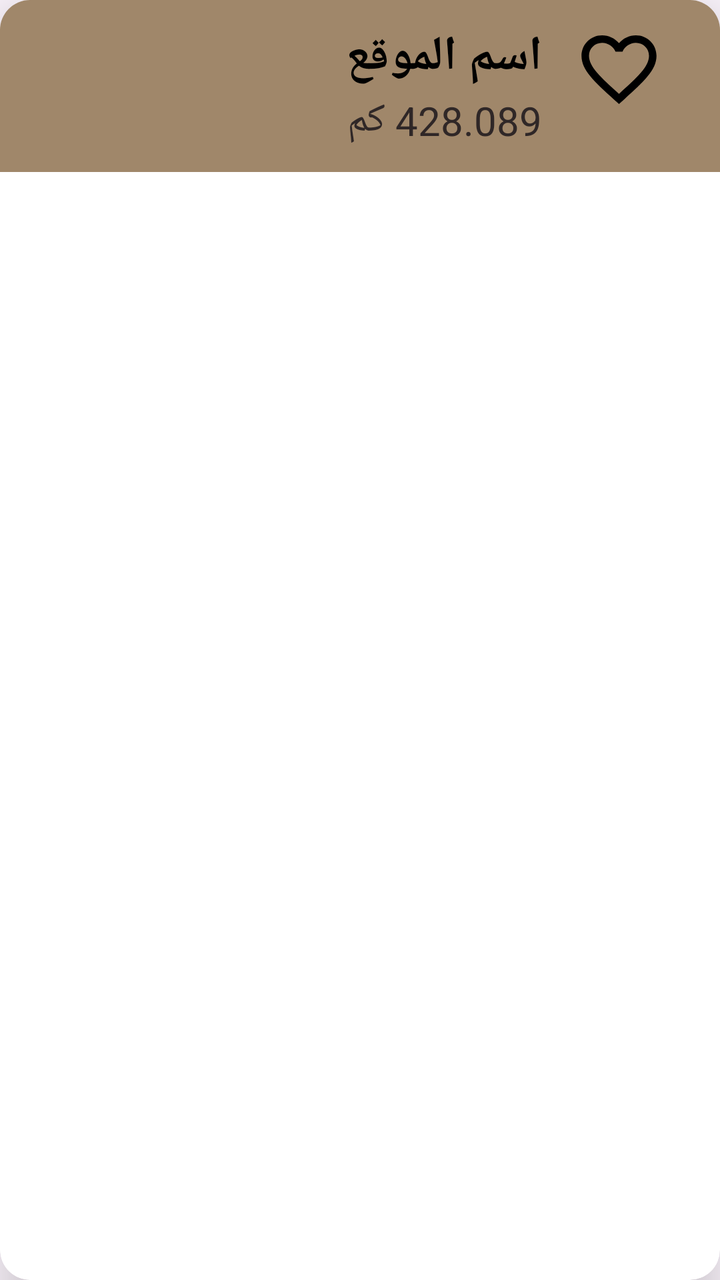
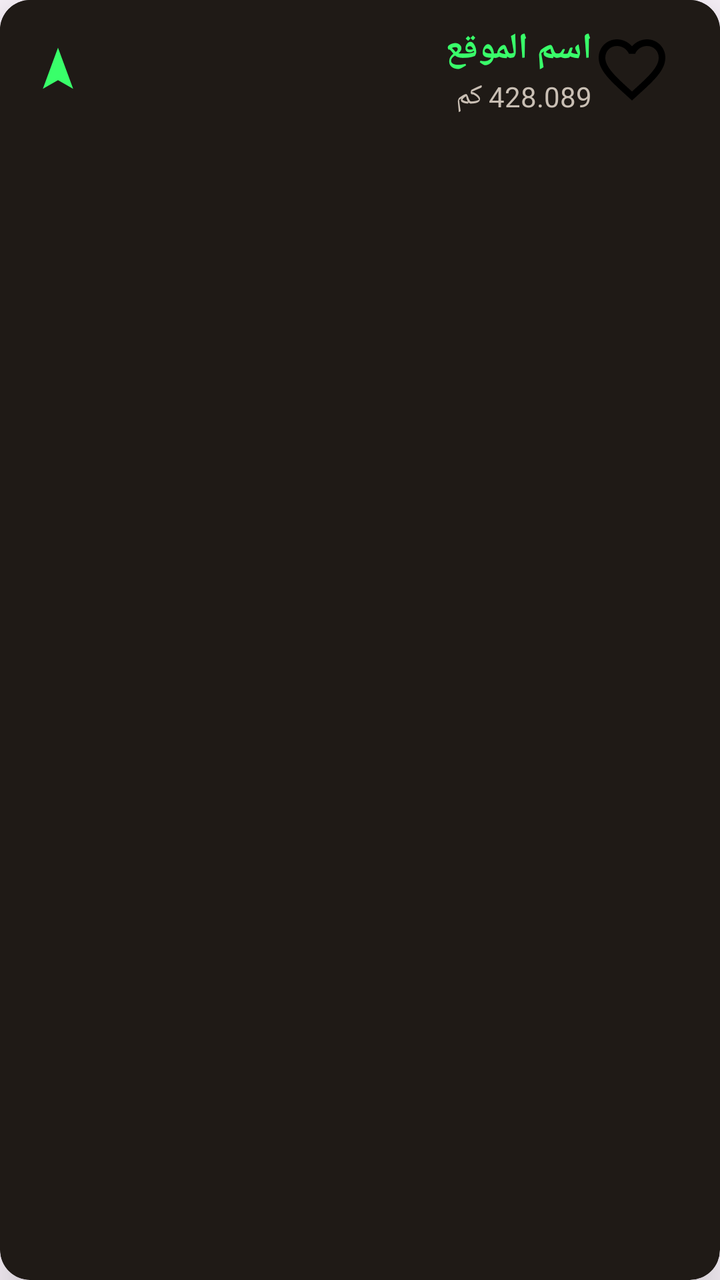

Screens rendered from an Android XML layout before and after an edit, with the pre-edit source and the edit as a unified diff.
<!-- AndroidManifest.xml: application theme Theme.CompassApp -->
<!-- res/layout/item_location.xml -->
<?xml version="1.0" encoding="utf-8"?>

<androidx.cardview.widget.CardView
    xmlns:android="http://schemas.android.com/apk/res/android"

    xmlns:card_view="http://schemas.android.com/apk/res-auto"
    android:layout_width="match_parent"
    android:layout_height="wrap_content"
    xmlns:app="http://schemas.android.com/tools"
    android:layout_margin="8dp"
    card_view:cardCornerRadius="15dp"
    card_view:cardElevation="16dp"
    app:ignore="NamespaceTypo">

    <LinearLayout
        android:layout_width="match_parent"
        android:layout_height="wrap_content"
        android:layoutDirection="rtl"
        android:orientation="horizontal"
        android:background="#A0876A"
        android:padding="12dp">

        
        <ImageView
            android:id="@+id/favoriteIcon"
            android:layout_width="45dp"
            android:layout_height="45dp"
            android:layout_marginHorizontal="16dp"
            android:layout_alignParentEnd="true"
            android:layout_centerVertical="true"
            android:src="@drawable/favorite_border"
            app:tint="@color/black" />

        
        <LinearLayout
            android:layout_width="wrap_content"
            android:layout_height="wrap_content"
            android:layout_toStartOf="@id/favoriteIcon"
            android:orientation="vertical">

            <TextView
                android:id="@+id/title"
                android:layout_width="wrap_content"
                android:layout_height="wrap_content"
                android:text="اسم الموقع"
                android:textSize="24dp"
                android:textColor="@color/black"
                android:textStyle="bold"
                android:maxLines="1"
                android:ellipsize="end"/>

            <TextView
                android:id="@+id/distanceText"
                android:layout_width="wrap_content"
                android:layout_height="wrap_content"
                android:text="428.089 كم"
                android:textSize="20sp"
                android:textColor="@color/dark_gray"
                android:layout_marginTop="2dp"
                android:maxLines="1"
                android:ellipsize="end" />
        </LinearLayout>

    </LinearLayout>

</androidx.cardview.widget.CardView>
<!-- resources referenced by this layout -->
<resources>
  <color name="black">#FF000000</color>
  <color name="dark_gray">#2F2727</color>
  <!-- drawable favorite_border (drawable) -->
  <vector xmlns:android="http://schemas.android.com/apk/res/android" android:height="24dp" android:tint="#000000" android:viewportHeight="24" android:viewportWidth="24" android:width="24dp">
        
      <path android:fillColor="@android:color/white" android:pathData="M16.5,3c-1.74,0 -3.41,0.81 -4.5,2.09C10.91,3.81 9.24,3 7.5,3 4.42,3 2,5.42 2,8.5c0,3.78 3.4,6.86 8.55,11.54L12,21.35l1.45,-1.32C18.6,15.36 22,12.28 22,8.5 22,5.42 19.58,3 16.5,3zM12.1,18.55l-0.1,0.1 -0.1,-0.1C7.14,14.24 4,11.39 4,8.5 4,6.5 5.5,5 7.5,5c1.54,0 3.04,0.99 3.57,2.36h1.87C13.46,5.99 14.96,5 16.5,5c2,0 3.5,1.5 3.5,3.5 0,2.89 -3.14,5.74 -7.9,10.05z"/>
      
  </vector>
  <style name="Theme.CompassApp" parent="Base.Theme.CompassApp" />
  <style name="Base.Theme.CompassApp" parent="Theme.Material3.DayNight.NoActionBar">
          
      </style>
</resources>

<!-- the commit's change to res/layout/item_location.xml (unified diff, before → after) -->
@@ -1,5 +1,4 @@
 <?xml version="1.0" encoding="utf-8"?>
-
 <androidx.cardview.widget.CardView
     xmlns:android="http://schemas.android.com/apk/res/android"
 
@@ -8,6 +7,7 @@
     android:layout_height="wrap_content"
     xmlns:app="http://schemas.android.com/tools"
     android:layout_margin="8dp"
+    card_view:cardBackgroundColor="#1F1A16"
     card_view:cardCornerRadius="15dp"
     card_view:cardElevation="16dp"
     app:ignore="NamespaceTypo">
@@ -17,25 +17,24 @@
         android:layout_height="wrap_content"
         android:layoutDirection="rtl"
         android:orientation="horizontal"
-        android:background="#A0876A"
-        android:padding="12dp">
+        android:background="#1F1A16"
+        android:padding="12dp"
+        android:gravity="center_vertical">
 
         
         <ImageView
             android:id="@+id/favoriteIcon"
-            android:layout_width="45dp"
-            android:layout_height="45dp"
-            android:layout_marginHorizontal="16dp"
-            android:layout_alignParentEnd="true"
-            android:layout_centerVertical="true"
+            android:layout_width="40dp"
+            android:layout_height="40dp"
+            android:layout_marginStart="12dp"
             android:src="@drawable/favorite_border"
-            app:tint="@color/black" />
+            app:tint="#FFDDA01E" />
 
         
         <LinearLayout
-            android:layout_width="wrap_content"
+            android:layout_width="0dp"
             android:layout_height="wrap_content"
-            android:layout_toStartOf="@id/favoriteIcon"
+            android:layout_weight="1"
             android:orientation="vertical">
 
             <TextView
@@ -43,8 +42,8 @@
                 android:layout_width="wrap_content"
                 android:layout_height="wrap_content"
                 android:text="اسم الموقع"
-                android:textSize="24dp"
-                android:textColor="@color/black"
+                android:textSize="18sp"
+                android:textColor="#FF39FF6A"
                 android:textStyle="bold"
                 android:maxLines="1"
                 android:ellipsize="end"/>
@@ -54,13 +53,23 @@
                 android:layout_width="wrap_content"
                 android:layout_height="wrap_content"
                 android:text="428.089 كم"
-                android:textSize="20sp"
-                android:textColor="@color/dark_gray"
+                android:textSize="14sp"
+                android:textColor="#FFC9BFB4"
                 android:layout_marginTop="2dp"
                 android:maxLines="1"
                 android:ellipsize="end" />
         </LinearLayout>
 
+        
+        <ImageView
+            android:id="@+id/compassArrow"
+            android:layout_width="34dp"
+            android:layout_height="34dp"
+            android:layout_marginStart="10dp"
+            android:padding="4dp"
+            android:src="@drawable/ic_navigation_arrow"
+            android:contentDescription="فتح البوصلة نحو هذا الموقع" />
+
     </LinearLayout>
 
 </androidx.cardview.widget.CardView>
<!-- resource entries referenced after the edit -->
@@ -1,12 +1,21 @@
 <!-- resources referenced by this layout -->
 <resources>
-  <color name="black">#FF000000</color>
-  <color name="dark_gray">#2F2727</color>
   <!-- drawable favorite_border (drawable) -->
   <vector xmlns:android="http://schemas.android.com/apk/res/android" android:height="24dp" android:tint="#000000" android:viewportHeight="24" android:viewportWidth="24" android:width="24dp">
         
       <path android:fillColor="@android:color/white" android:pathData="M16.5,3c-1.74,0 -3.41,0.81 -4.5,2.09C10.91,3.81 9.24,3 7.5,3 4.42,3 2,5.42 2,8.5c0,3.78 3.4,6.86 8.55,11.54L12,21.35l1.45,-1.32C18.6,15.36 22,12.28 22,8.5 22,5.42 19.58,3 16.5,3zM12.1,18.55l-0.1,0.1 -0.1,-0.1C7.14,14.24 4,11.39 4,8.5 4,6.5 5.5,5 7.5,5c1.54,0 3.04,0.99 3.57,2.36h1.87C13.46,5.99 14.96,5 16.5,5c2,0 3.5,1.5 3.5,3.5 0,2.89 -3.14,5.74 -7.9,10.05z"/>
       
+  </vector>
+  <!-- drawable ic_navigation_arrow (drawable) -->
+  <?xml version="1.0" encoding="utf-8"?>
+  <vector xmlns:android="http://schemas.android.com/apk/res/android"
+      android:width="24dp"
+      android:height="24dp"
+      android:viewportWidth="24"
+      android:viewportHeight="24">
+      <path
+          android:fillColor="#FF39FF6A"
+          android:pathData="M12,2 L19,21 L12,17 L5,21 Z" />
   </vector>
   <style name="Theme.CompassApp" parent="Base.Theme.CompassApp" />
   <style name="Base.Theme.CompassApp" parent="Theme.Material3.DayNight.NoActionBar">
